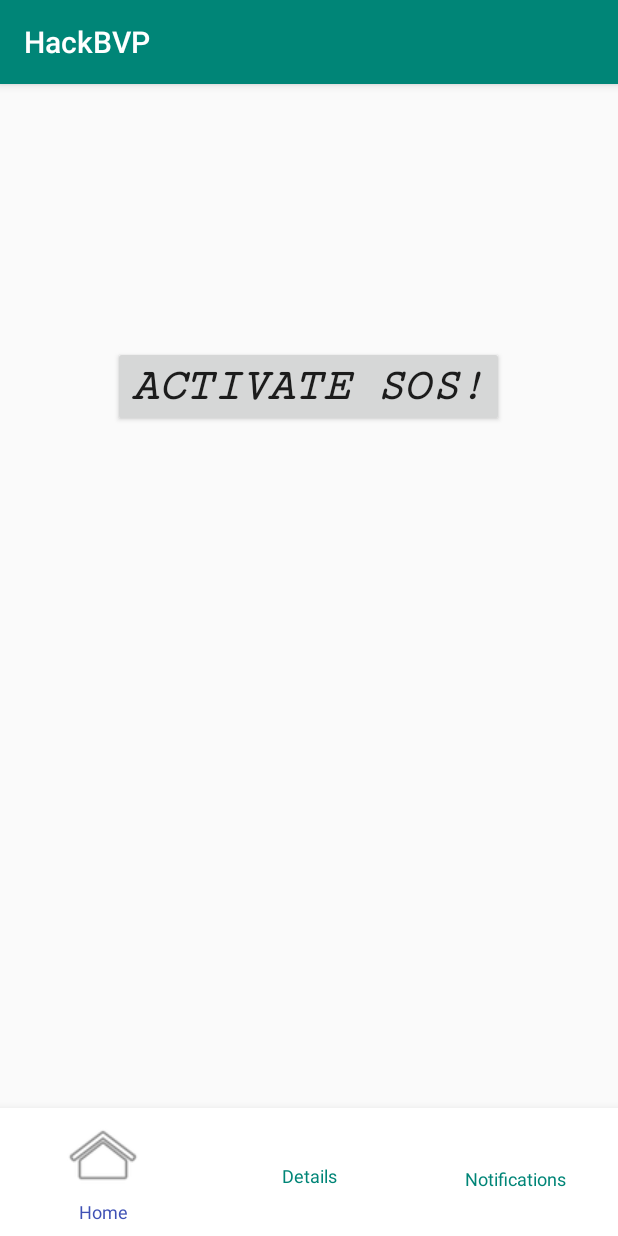
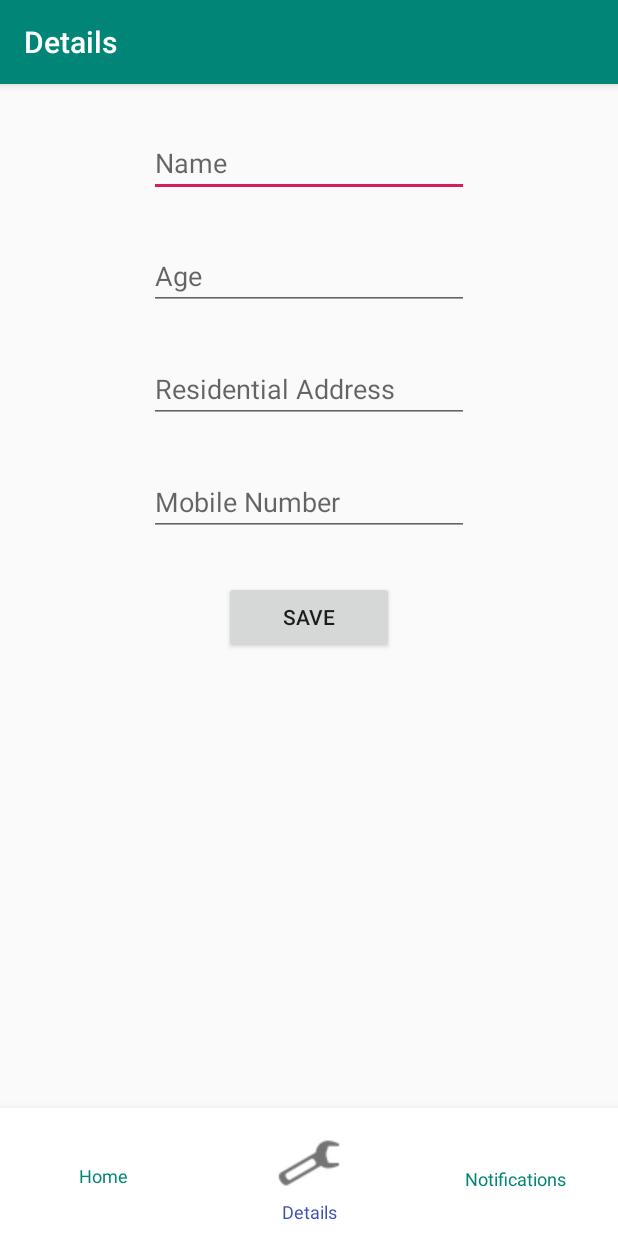
Before and after one commit to Sush7597/HackBVP-2018, an Android app: the screen it shows after launch (MainActivity before the commit, PersonalDetails after it), on a phone screen of 412 x 824 dp. Run offline under Robolectric (Android 15) with nearby library versions, the phone set to English and light mode, and no system bars.

```diff
--- a/app/src/main/java/hackbvp/hackbvp/MainActivity.java
+++ b/app/src/main/java/hackbvp/hackbvp/MainActivity.java
@@ -1,6 +1,5 @@
 package hackbvp.hackbvp;
 
-import android.annotation.SuppressLint;
 import android.content.Intent;
 import android.content.SharedPreferences;
 import android.graphics.Color;
@@ -23,6 +22,7 @@ public class MainActivity extends bottomNav {
 
     String Info = null;
     JSONObject pdetails = null;
+    Button button;
     LinearLayout bottonNavBar;
     LinearLayout dynamicContent;
 
@@ -31,18 +31,12 @@ public class MainActivity extends bottomNav {
 
         super.onCreate(savedInstanceState);
         check();
-        //dynamically include the  current activity layout into  baseActivity layout.now all the view of baseactivity is accessible in current activity.
         dynamicContent =  findViewById(R.id.dynamicContent);
-        bottonNavBar= (LinearLayout) findViewById(R.id.bottonNavBar);
+        bottonNavBar=  findViewById(R.id.bottonNavBar);
         View wizard = getLayoutInflater().inflate(R.layout.activity_main,null);
         dynamicContent.addView(wizard);
 
-
-        //get the reference of RadioGroup.
-
-        RadioButton rb=(RadioButton)findViewById(R.id.home);
-
-        // Change the corresponding icon and text color on nav button click.
+        RadioButton rb=findViewById(R.id.home);
 
         rb.setCompoundDrawablesWithIntrinsicBounds( 0,R.drawable.ic_menu_home, 0,0);
         rb.setTextColor(Color.parseColor("#3F51B5"));
@@ -50,7 +44,7 @@ public class MainActivity extends bottomNav {
     }
 
     public void Activate(View view) {
-        Button button = findViewById(R.id.button);
+        button = findViewById(R.id.button);
         final Animation myAnim = AnimationUtils.loadAnimation(this, R.anim.bounce);
         BounceInterpolator interpolator;
         interpolator = new BounceInterpolator();
@@ -62,7 +56,7 @@ public class MainActivity extends bottomNav {
     public void check() {
         Toast.makeText(this, "Save Our Souls!", Toast.LENGTH_SHORT).show();
         SharedPreferences sp = getSharedPreferences("HackBVP", MODE_PRIVATE);
-        Info = sp.getString("Info", "null");
+        Info = sp.getString("details", "null");
         Log.d("Stored Info:", Info);
         try {
             pdetails = new JSONObject(Info);
@@ -70,9 +64,9 @@ public class MainActivity extends bottomNav {
             e.printStackTrace();
         }
         if (Info.equals("null")) {
-            Intent act = new Intent(this, MainActivity.class);
-//            startActivity(act);
-//            overridePendingTransition(R.anim.slide_from_left, R.anim.slide_to_right);
+            Intent act = new Intent(this, PersonalDetails.class);
+           startActivity(act);
+           overridePendingTransition(R.anim.slide_from_left, R.anim.slide_to_right);
         }
 
 
--- a/app/src/main/java/hackbvp/hackbvp/bottomNav.java
+++ b/app/src/main/java/hackbvp/hackbvp/bottomNav.java
@@ -27,8 +27,9 @@ public class bottomNav extends AppCompatActivity {
                         startActivity(new Intent(getBaseContext() , MainActivity.class));
                         overridePendingTransition(R.anim.slide_from_left, R.anim.slide_to_right);
                         break;
-                    case R.id.personal_details:
-
+                    case R.id.Details:
+                        startActivity(new Intent(getBaseContext() , PersonalDetails.class));
+                        overridePendingTransition(R.anim.slide_from_right, R.anim.slide_to_left);
                         break;
                     case R.id.notifications:
                         startActivity(new Intent(getBaseContext() , Notifications.class));
--- a/app/src/main/res/layout/activity_personal_details.xml
+++ b/app/src/main/res/layout/activity_personal_details.xml
@@ -1,21 +1,26 @@
 <?xml version="1.0" encoding="utf-8"?>
-<android.support.constraint.ConstraintLayout xmlns:android="http://schemas.android.com/apk/res/android"
+<LinearLayout xmlns:android="http://schemas.android.com/apk/res/android"
     xmlns:app="http://schemas.android.com/apk/res-auto"
     xmlns:tools="http://schemas.android.com/tools"
     android:layout_width="match_parent"
     android:layout_height="match_parent"
+    android:orientation="vertical"
+    android:gravity="center"
     tools:context=".PersonalDetails">
+
     <EditText
         android:id="@+id/etname"
         android:layout_width="wrap_content"
         android:layout_height="wrap_content"
         android:ems="10"
         android:hint="Name"
+        android:layout_marginTop="30dp"
         android:inputType="textPersonName"
         app:layout_constraintEnd_toEndOf="parent"
         app:layout_constraintHorizontal_bias="0.5"
         app:layout_constraintStart_toStartOf="parent"
-        tools:layout_editor_absoluteY="55dp" />
+        tools:layout_editor_absoluteY="55dp"
+        tools:ignore="MissingConstraints" />
 
     <EditText
         android:id="@+id/etage"
@@ -23,45 +28,55 @@
         android:layout_height="wrap_content"
         android:ems="10"
         android:hint="Age"
+        android:layout_marginTop="30dp"
+
         android:inputType="textPersonName"
         app:layout_constraintEnd_toEndOf="parent"
         app:layout_constraintHorizontal_bias="0.5"
         app:layout_constraintStart_toStartOf="parent"
-        tools:layout_editor_absoluteY="110dp" />
+        tools:layout_editor_absoluteY="110dp"
+        tools:ignore="MissingConstraints" />
 
     <EditText
         android:id="@+id/etadd"
         android:layout_width="wrap_content"
         android:layout_height="wrap_content"
+        android:layout_marginTop="30dp"
         android:ems="10"
         android:hint="Residential Address"
         android:inputType="textPersonName"
         app:layout_constraintEnd_toEndOf="parent"
         app:layout_constraintHorizontal_bias="0.5"
         app:layout_constraintStart_toStartOf="parent"
-        tools:layout_editor_absoluteY="168dp" />
+        tools:layout_editor_absoluteY="168dp"
+        tools:ignore="MissingConstraints" />
 
     <EditText
         android:id="@+id/etmob"
         android:layout_width="wrap_content"
         android:layout_height="wrap_content"
         android:ems="10"
+        android:layout_marginTop="30dp"
         android:hint="Mobile Number"
         android:inputType="number"
         app:layout_constraintEnd_toEndOf="parent"
         app:layout_constraintHorizontal_bias="0.5"
         app:layout_constraintStart_toStartOf="parent"
-        tools:layout_editor_absoluteY="224dp" />
+        tools:layout_editor_absoluteY="224dp"
+        tools:ignore="MissingConstraints" />
 
     <Button
-        android:id="@+id/btnsave"
+        android:id="@+id/btn"
         android:layout_width="113dp"
         android:layout_height="wrap_content"
         android:text="Save"
+        android:onClick="Activate"
+        android:layout_marginTop="30dp"
         app:layout_constraintEnd_toEndOf="parent"
         app:layout_constraintHorizontal_bias="0.5"
         app:layout_constraintStart_toStartOf="parent"
-        tools:layout_editor_absoluteY="323dp" />
+        tools:layout_editor_absoluteY="323dp"
+        tools:ignore="MissingConstraints" />
 
 
-</android.support.constraint.ConstraintLayout>
+</LinearLayout>
```
Also changed, not shown: app/src/main/AndroidManifest.xml (+3 -4 lines), app/src/main/java/hackbvp/hackbvp/PersonalDetails.java (+53 -156 lines).
